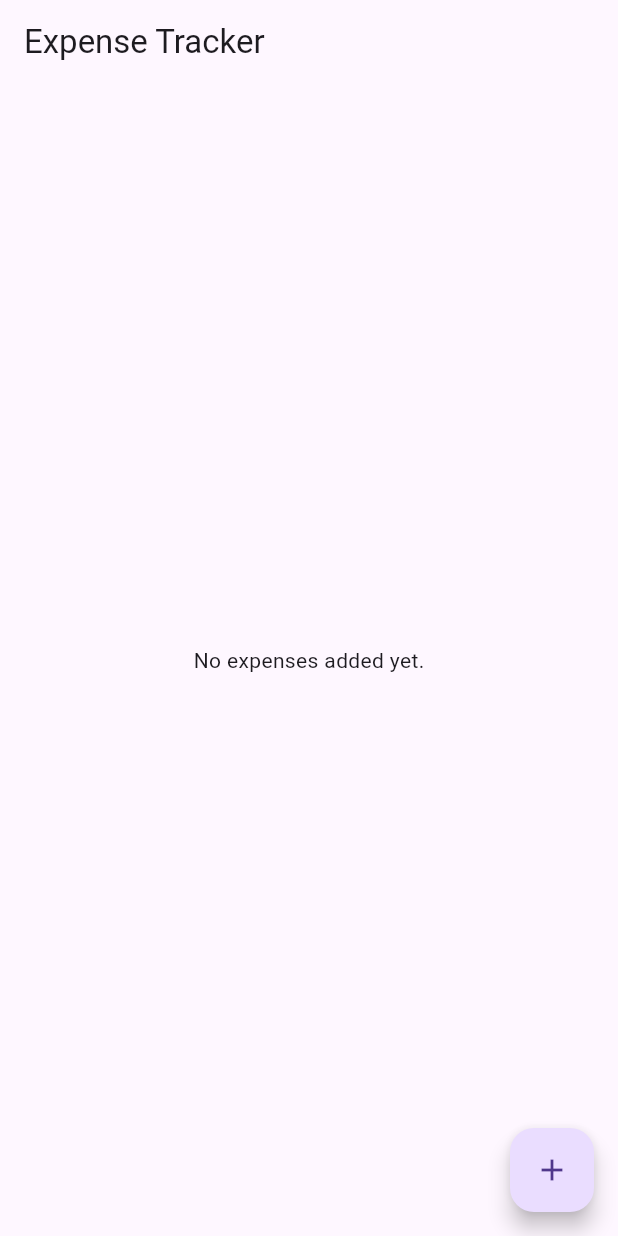
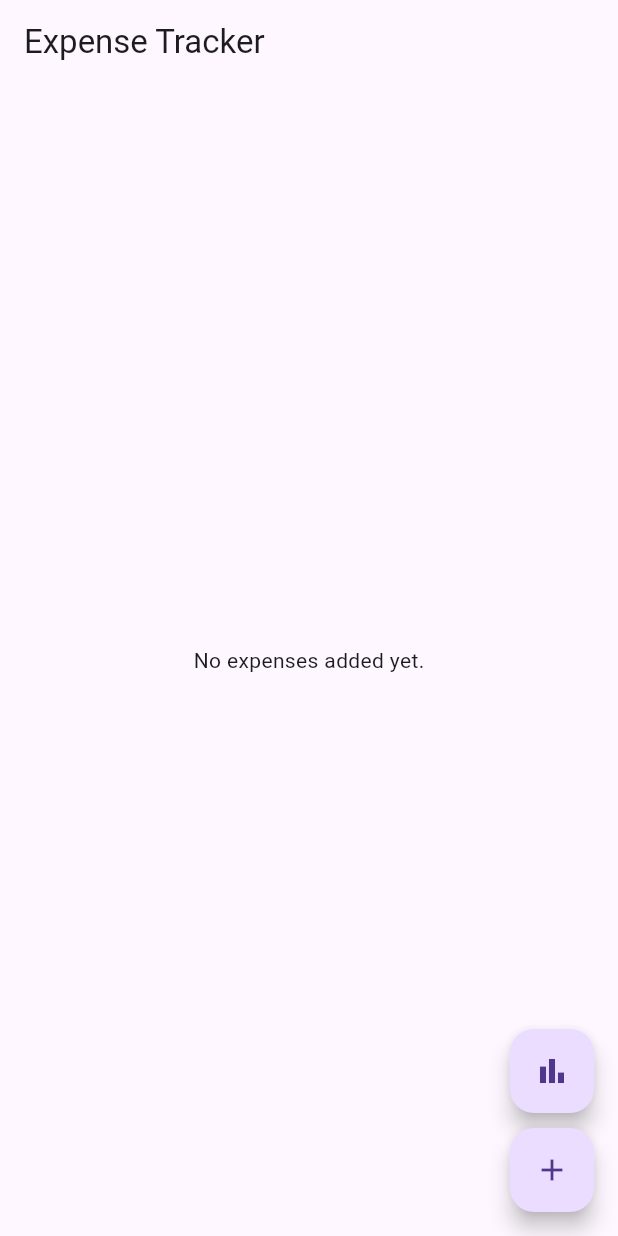
Before and after one commit to yashjoshi007/expense, a Flutter app: the screen it shows after launch, on a phone screen of 412 x 824 dp. Run offline on Flutter 3.47's test engine with Material 3 defaults, Android fonts, the phone set to English and light mode, and no system bars; our stand-ins replace fl_chart, hive, hive_flutter; accounts and stored records are empty.

Commit message:
feat: added weekly/monthly expense pie chart

```diff
--- a/lib/presentation/screens/home_screen.dart
+++ b/lib/presentation/screens/home_screen.dart
@@ -1,3 +1,4 @@
+import 'package:expense/presentation/screens/expense_summary_screen.dart';
 import 'package:flutter/material.dart';
 import 'package:provider/provider.dart';
 import '../../data/models/expense_model.dart';
@@ -49,7 +50,22 @@ class HomeScreen extends StatelessWidget {
                 );
               },
             ),
-      floatingActionButton: FloatingActionButton(
+      floatingActionButton: Column(
+  mainAxisSize: MainAxisSize.min,
+  children: [
+    FloatingActionButton(
+      heroTag: 'summary',
+      child: Icon(Icons.bar_chart),
+      onPressed: () {
+        Navigator.push(
+          context,
+          MaterialPageRoute(builder: (context) => ExpenseSummaryScreen()),
+        );
+      },
+    ),
+    SizedBox(height: 10),
+    FloatingActionButton(
+      heroTag: 'add',
       child: Icon(Icons.add),
       onPressed: () {
         Navigator.push(
@@ -58,6 +74,9 @@ class HomeScreen extends StatelessWidget {
         );
       },
     ),
+  ],
+),
+
     );
   }
 }
--- a/pubspec.yaml
+++ b/pubspec.yaml
@@ -40,6 +40,7 @@ dependencies:
   flutter_local_notifications: ^17.2.2
   intl: ^0.18.0
   uuid: ^4.5.1
+  fl_chart: ^0.70.2
 
 
 dev_dependencies:
```
Also changed, not shown: lib/presentation/providers/expense_provider.dart (+35 -0 lines), lib/presentation/screens/expense_summary_screen.dart (added, +32 -0 lines), lib/presentation/widgets/piechart.dart (added, +32 -0 lines), pubspec.lock. Lines whose indentation alone changed are shown as unchanged.
